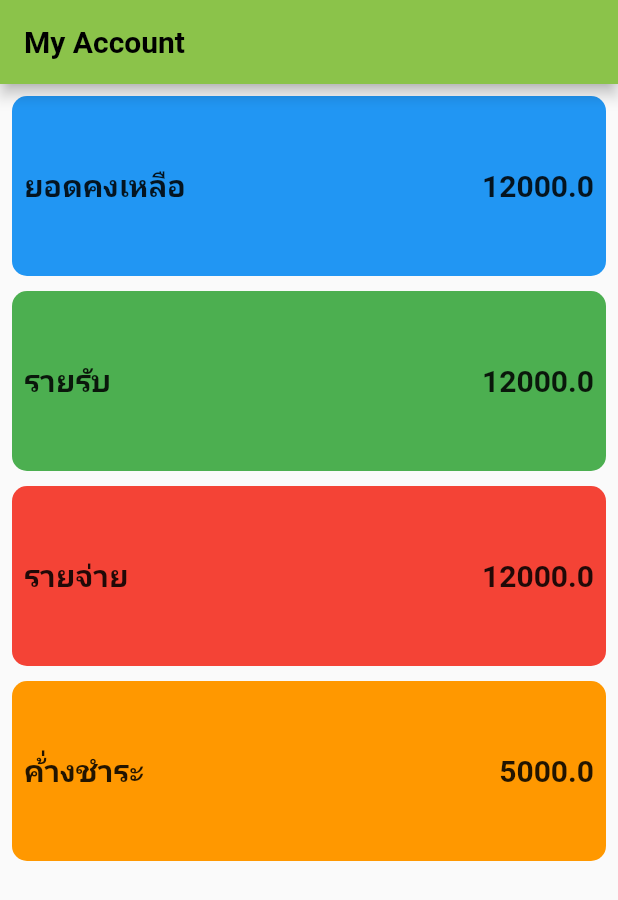
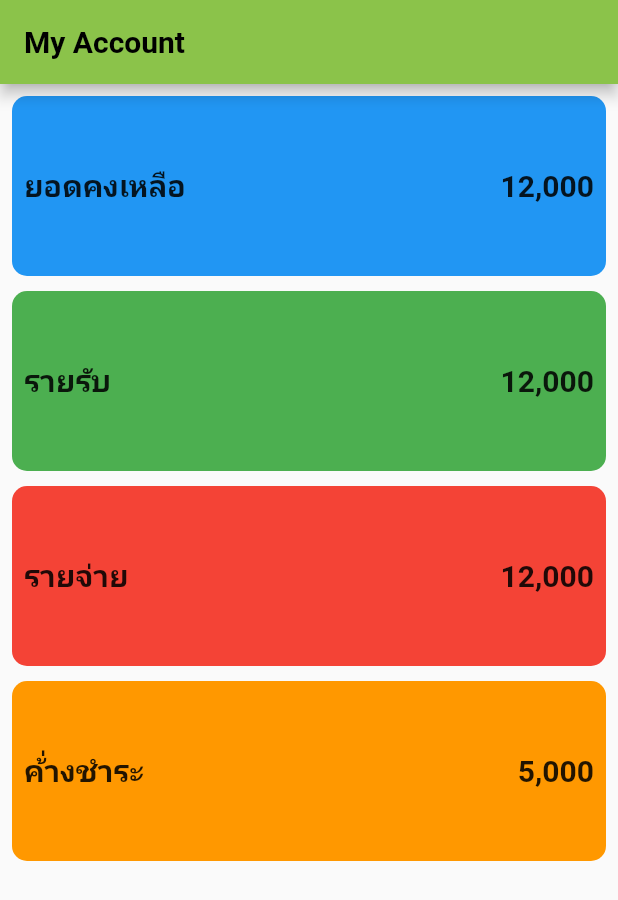
Before and after one commit to Kevinfame007/Learn-Flutter, a Flutter app: the screen it shows after launch, on a phone screen of 412 x 824 dp. Shown: the top 900 px of the screen. Run offline on Flutter 3.47's test engine with Material 2 defaults, Android fonts, the phone set to English and light mode, and no system bars.

```diff
--- a/learn_flutter/lib/InfoBox.dart
+++ b/learn_flutter/lib/InfoBox.dart
@@ -1,4 +1,5 @@
 import 'package:flutter/material.dart';
+import 'package:intl/intl.dart';
 
 //Create Your Own Template Contrainer
 class InfoBox extends StatelessWidget {
@@ -29,7 +30,7 @@ class InfoBox extends StatelessWidget {
           ),
           Expanded(
             child: Text(
-              amount.toString(),
+              '${NumberFormat("#,###,###.##").format(amount)}',
               style: TextStyle(
                 fontSize: 20,
                 fontWeight: FontWeight.bold,
--- a/learn_flutter/lib/main.dart
+++ b/learn_flutter/lib/main.dart
@@ -1,5 +1,3 @@
-import 'dart:ui';
-
 import 'package:flutter/material.dart';
 import 'InfoBox.dart';
 
--- a/learn_flutter/pubspec.yaml
+++ b/learn_flutter/pubspec.yaml
@@ -31,10 +31,12 @@ dependencies:
     sdk: flutter
 
 
+
   # The following adds the Cupertino Icons font to your application.
   # Use with the CupertinoIcons class for iOS style icons.
   cupertino_icons: ^1.0.2
   flutter_launcher_icons: ^0.9.2
+  intl: ^0.17.0
 
 flutter_icons:
   android: true
```
Also changed, not shown: learn_flutter/pubspec.lock.
